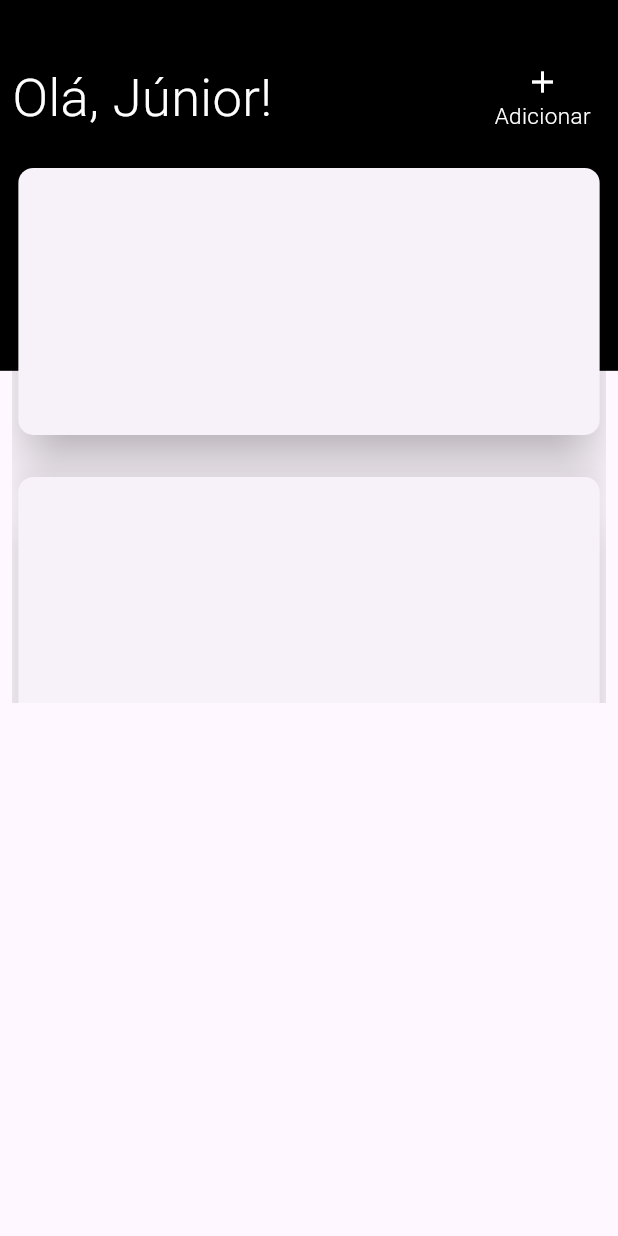
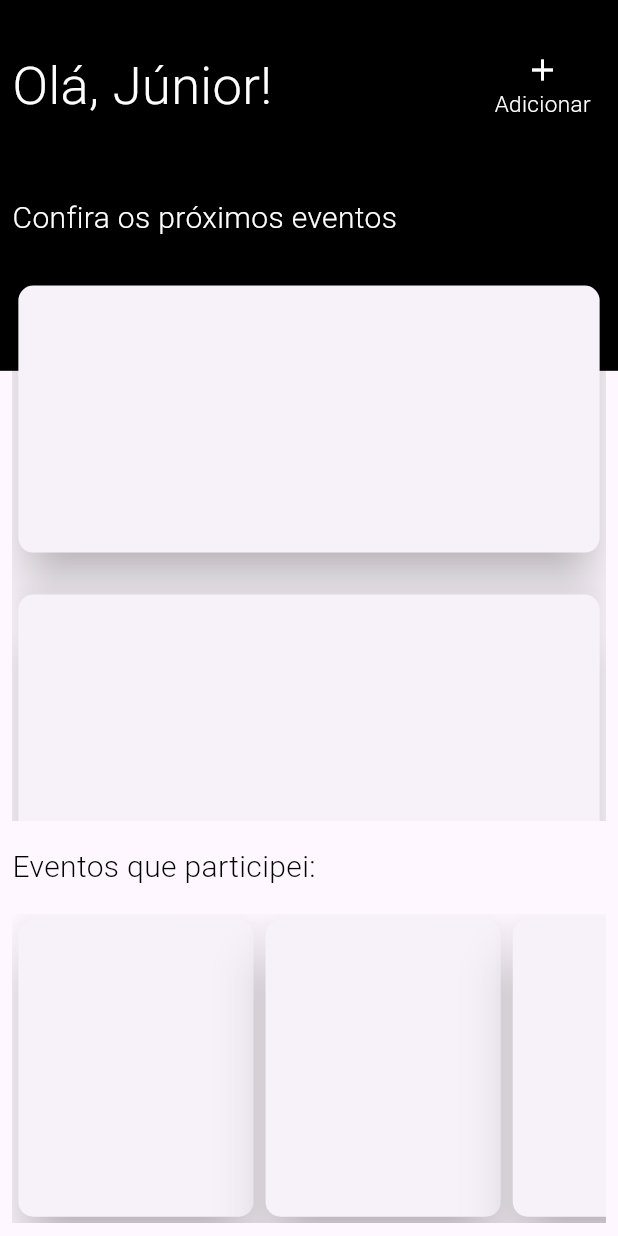
Before and after one commit to JrAiruf/happye, a Flutter app: the screen it shows after launch, on a phone screen of 412 x 824 dp. Run offline on Flutter 3.47's test engine with Material 3 defaults, Android fonts, the phone set to English and light mode, and no system bars; our stand-ins replace dartz, dio, flutter_modular.

Commit message:
Home Page Widgets Checked

```diff
--- a/lib/src/modules/events/events_imports.dart
+++ b/lib/src/modules/events/events_imports.dart
@@ -5,3 +5,4 @@ export 'package:happye/src/modules/events/intermediate/interfaces/ievents_dataso
 export 'package:happye/src/modules/events/views/create_event_page.dart';
 export 'package:happye/src/modules/events/views/home_page.dart';
 export 'package:happye/src/modules/events/models/event_model.dart';
+export 'package:happye/src/modules/events/views/components/home_events_list.dart';
--- /dev/null
+++ b/lib/src/modules/events/views/components/frequented_events_list.dart
@@ -0,0 +1,31 @@
+import 'package:flutter/material.dart';
+
+class FrequentedEventsList extends StatelessWidget {
+  const FrequentedEventsList({super.key});
+
+  @override
+  Widget build(BuildContext context) {
+    final height = MediaQuery.sizeOf(context).height;
+    final width = MediaQuery.sizeOf(context).width;
+    return SizedBox(
+      height: height * 0.25,
+      width: width,
+      child: ListView.builder(
+        scrollDirection: Axis.horizontal,
+        itemCount: 8,
+        itemBuilder: (_, i) {
+          return SizedBox(
+            height: height * 0.25,
+            width: width * 0.4,
+            child: Card(
+              shape: RoundedRectangleBorder(
+                borderRadius: BorderRadius.circular(10),
+              ),
+              elevation: 15,
+            ),
+          );
+        },
+      ),
+    );
+  }
+}
--- a/lib/src/modules/events/views/home_page.dart
+++ b/lib/src/modules/events/views/home_page.dart
@@ -1,5 +1,5 @@
 import 'package:happye/src/imports.dart';
-import 'package:happye/src/modules/events/views/components/home_events_list.dart';
+import 'package:happye/src/modules/events/views/components/frequented_events_list.dart';
 
 class HomePage extends StatefulWidget {
   const HomePage({super.key});
@@ -29,7 +29,7 @@ class _HomePageState extends State<HomePage> {
               child: ListView(
                 physics: const NeverScrollableScrollPhysics(),
                 children: [
-                  SizedBox(height: height * 0.04),
+                  SizedBox(height: height * 0.03),
                   Row(
                     mainAxisAlignment: MainAxisAlignment.spaceBetween,
                     children: [
@@ -41,10 +41,31 @@ class _HomePageState extends State<HomePage> {
                           fontWeight: FontWeight.w300,
                         ),
                       ),
-                      AddButton(title: "Adicionar", onTap: (){}),
+                      AddButton(title: "Adicionar", onTap: () {}),
                     ],
                   ),
-                  HomeEventsList()
+                  SizedBox(height: height * 0.05),
+                  const Text(
+                    "Confira os próximos eventos",
+                    style: TextStyle(
+                      fontSize: 20,
+                      color: Colors.white,
+                      fontWeight: FontWeight.w300,
+                    ),
+                  ),
+                  SizedBox(height: height * 0.02),
+                  const HomeEventsList(),
+                  SizedBox(height: height * 0.02),
+                  const Text(
+                    "Eventos que participei:",
+                    style: TextStyle(
+                      fontSize: 20,
+                      color: Colors.black,
+                      fontWeight: FontWeight.w300,
+                    ),
+                  ),
+                  SizedBox(height: height * 0.02),
+                  const FrequentedEventsList()
                 ],
               ),
             ),
```
